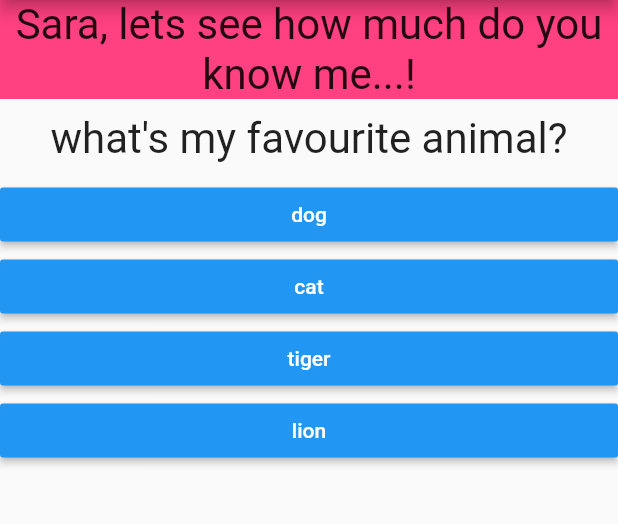
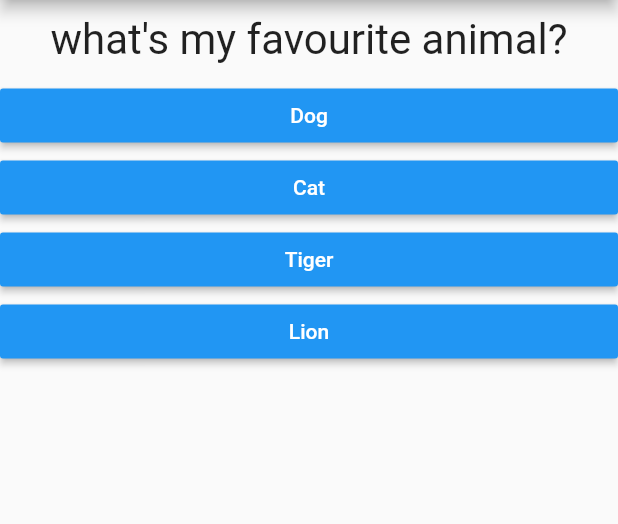
Before and after one commit to n1az7/simple-quiz-app-using-flutter, a Flutter app: the screen it shows after launch, on a phone screen of 412 x 824 dp, the part 84-608 px from its top. Run offline on Flutter 3.47's test engine with Material 2 defaults, Android fonts, the phone set to English and light mode, and no system bars.

Commit message:
project done!

```diff
--- a/lib/main.dart
+++ b/lib/main.dart
@@ -1,6 +1,6 @@
 import 'package:flutter/material.dart';
-import './question.dart';
-import './answer.dart';
+import './result.dart';
+import './quiz.dart';
 
 void main() => runApp(FirstApp());
 
@@ -10,54 +10,73 @@ class FirstApp extends StatefulWidget {
 }
 
 class _FirstAppState extends State<FirstApp> {
+  var _totalScore = 0;
   int _questionCount = 0;
 
-  void questionIndex() {
+  final _questions = const [
+    {
+      'questiontext': 'what\'s my favourite animal?',
+      'answer': [
+        {'text': 'Dog', 'score': 5},
+        {'text': 'Cat', 'score': 10},
+        {'text': 'Tiger', 'score': 15},
+        {'text': 'Lion', 'score': 20}
+      ],
+    },
+    {
+      'questiontext': 'What\'s my favourite Color?',
+      'answer': [
+        {'text': 'Black', 'score': 5},
+        {'text': 'Red', 'score': 10},
+        {'text': 'White', 'score': 15},
+        {'text': 'Blue', 'score': 20}
+      ],
+    },
+    {
+      'questiontext': 'What\'s my favourite Tech Company?',
+      'answer': [
+        {'text': 'Apple', 'score': 5},
+        {'text': 'Microsoft', 'score': 10},
+        {'text': 'Amazon', 'score': 15},
+        {'text': 'Google', 'score': 20}
+      ],
+    },
+  ];
+
+  void _resetQuiz() {
+    setState(() {
+      _totalScore = 0;
+      _questionCount = 0;
+    });
+  }
+
+  void _questionIndex(int score) {
+    _totalScore += score;
     setState(() {
       _questionCount = _questionCount + 1;
     });
     print(_questionCount);
+    if (_questionCount < _questions.length) {
+      print('we have more questions');
+    } else {
+      print('questions over!');
+    }
   }
 
   @override
   Widget build(BuildContext context) {
-    var questions = [
-      {
-        'questiontext': 'what\'s my favourite animal?',
-        'answer': ['dog', 'cat', 'tiger', 'lion'],
-      },
-      {
-        'questiontext': 'what\'s my favourite color?',
-        'answer': ['blue', 'red', 'yellow', 'green'],
-      },
-      {
-        'questiontext': 'what\'s my favourite tech brand?',
-        'answer': ['microsoft', 'amazon', 'apple', 'google'],
-      },
-    ];
     return MaterialApp(
       home: Scaffold(
         appBar: AppBar(
           title: Text('First App'),
         ),
-        body: Column(
-          children: [
-            Container(
-              width: double.infinity,
-              color: Colors.pinkAccent,
-              child: Text(
-                'Sara, lets see how much do you know me...!',
-                style: TextStyle(fontSize: 28),
-                textAlign: TextAlign.center,
-              ),
-            ),
-            Question(questions[_questionCount]['questiontext']),
-            ...(questions[_questionCount]['answer'] as List<String>)
-                .map((answerlist) {
-              return Answer(questionIndex, answerlist);
-            })
-          ],
-        ),
+        body: _questionCount < _questions.length
+            ? Quiz(
+                questionIndex: _questionIndex,
+                questioncount: _questionCount,
+                questions: _questions,
+              )
+            : Result(_totalScore, _resetQuiz),
       ),
     );
   }
--- /dev/null
+++ b/lib/quiz.dart
@@ -0,0 +1,25 @@
+import 'package:flutter/material.dart';
+import './question.dart';
+import './answer.dart';
+
+class Quiz extends StatelessWidget {
+  final List<Map<String, Object>> questions;
+  final int questioncount;
+  final Function questionIndex;
+  Quiz({this.questions, this.questioncount, this.questionIndex});
+  @override
+  Widget build(BuildContext context) {
+    return Column(
+      children: [
+        Question(
+          questions[questioncount]['questiontext'],
+        ),
+        ...(questions[questioncount]['answer'] as List<Map<String, Object>>)
+            .map((answerlist) {
+          return Answer(
+              () => questionIndex(answerlist['score']), answerlist['text']);
+        }).toList()
+      ],
+    );
+  }
+}
```
Also changed, not shown: lib/result.dart (added, +38 -0 lines).
